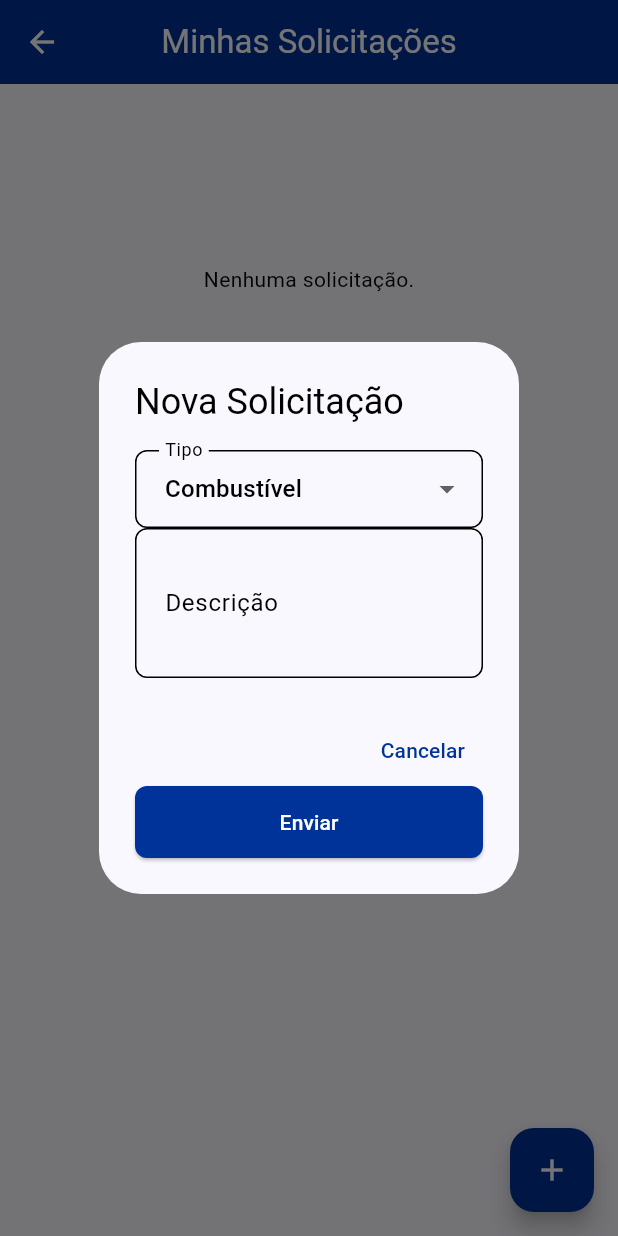
After one commit to tiagogontias/m45-app, a Flutter app: the SolicitacoesScreen screen opened by its route, after a tap on the "add" icon, on a phone screen of 412 x 824 dp. The commit adds this screen. Run offline on Flutter 3.47's test engine with Material 3 defaults, Android fonts, the phone set to English and light mode, and no system bars; our stand-ins replace connectivity_plus, get_it, hive; accounts and stored records are empty; network calls fail; Roboto replaces fonts that are missing (HankenGrotesk).

Commit message:
feat: Nucleo operacional completo - Solicitacoes, Dashboard, Agenda, Check-out, Participacao
Tarefa 1 - Solicitacoes:
- SolicitacaoModel com tipos (combustivel, material_grafico, adesivos, etc.)
- SolicitacoesScreen para militantes criar e listar solicitacoes
- SolicitacoesGestaoScreen para coordenadores aprovar/recusar/concluir

Tarefa 2 - Dashboard da Coordenacao:
- DashboardCoordenacaoScreen com indicadores agregados
- Total de equipes, militantes, eventos ativos, atividades, solicitacoes

Tarefa 3 - Agenda Unificada:
- AgendaScreen unifica eventos e atividades em lista cronologica
- Filtros: Todos, Eventos, Atividades

Tarefa 4 - Check-out:
- Botao de check-out na EventoDetalheScreen
- Valida que check-in foi feito antes do check-out

Tarefa 5 - Confirmacao de Participacao:
- Tabela participacoes_atividades
- Confirmar/Recusar/Pendente em atividades

Tarefa 8 - HomeScreen atualizada:
- Atalhos para Agenda, Solicitacoes, Dashboard (coordenadores)

```diff
--- a/lib/core/routes.dart
+++ b/lib/core/routes.dart
@@ -13,6 +13,8 @@ import '../screens/register_screen.dart';
 import '../screens/teams_screen.dart';
 import '../screens/atividades_screen.dart';
 import '../screens/materiais_screen.dart';
+import '../screens/solicitacoes_screen.dart';
+import '../screens/agenda_screen.dart';
 
 class AppRoutes {
   AppRoutes._();
@@ -29,6 +31,8 @@ class AppRoutes {
   static const String materiais = '/materiais';
   static const String teams = '/teams';
   static const String atividades = '/atividades';
+  static const String solicitacoes = '/solicitacoes';
+  static const String agenda = '/agenda';
 
   static Route<dynamic> generateRoute(RouteSettings settings) {
     switch (settings.name) {
@@ -63,6 +67,10 @@ class AppRoutes {
         return MaterialPageRoute(builder: (_) => const TeamsScreen());
       case atividades:
         return MaterialPageRoute(builder: (_) => const AtividadesScreen());
+      case solicitacoes:
+        return MaterialPageRoute(builder: (_) => const SolicitacoesScreen());
+      case agenda:
+        return MaterialPageRoute(builder: (_) => const AgendaScreen());
       default:
         return MaterialPageRoute(builder: (_) => const LoginScreen());
     }
--- /dev/null
+++ b/lib/models/solicitacao_model.dart
@@ -0,0 +1,45 @@
+class Solicitacao {
+  final String id;
+  final String tipo;
+  final String? descricao;
+  final String solicitanteId;
+  final DateTime? data;
+  final String status;
+  final String? resposta;
+  final String? equipeId;
+
+  Solicitacao({
+    required this.id,
+    required this.tipo,
+    this.descricao,
+    required this.solicitanteId,
+    this.data,
+    this.status = 'aberto',
+    this.resposta,
+    this.equipeId,
+  });
+
+  factory Solicitacao.fromJson(Map<String, dynamic> json) {
+    return Solicitacao(
+      id: json['id']?.toString() ?? '',
+      tipo: json['tipo']?.toString() ?? 'outros',
+      descricao: json['descricao']?.toString(),
+      solicitanteId: json['solicitante_id']?.toString() ?? '',
+      data: json['data'] != null ? DateTime.tryParse(json['data']) : null,
+      status: json['status']?.toString() ?? 'aberto',
+      resposta: json['resposta']?.toString(),
+      equipeId: json['equipe_id']?.toString(),
+    );
+  }
+
+  Map<String, dynamic> toJson() {
+    return {
+      'tipo': tipo,
+      'descricao': descricao,
+      'solicitante_id': solicitanteId,
+      'equipe_id': equipeId,
+      'status': status,
+      'resposta': resposta,
+    };
+  }
+}
--- /dev/null
+++ b/lib/screens/solicitacoes_screen.dart
@@ -0,0 +1,181 @@
+import 'package:flutter/material.dart';
+import 'package:get_it/get_it.dart';
+
+import '../models/solicitacao_model.dart';
+import '../models/user_model.dart';
+import '../services/local_storage_service.dart';
+import '../services/pocketbase_service.dart';
+
+class SolicitacoesScreen extends StatefulWidget {
+  const SolicitacoesScreen({super.key});
+
+  @override
+  State<SolicitacoesScreen> createState() => _SolicitacoesScreenState();
+}
+
+class _SolicitacoesScreenState extends State<SolicitacoesScreen> {
+  late Future<List<Solicitacao>> _future;
+  UserModel? _user;
+
+  @override
+  void initState() {
+    super.initState();
+    _loadUser();
+    _future = GetIt.instance<PocketBaseService>().getMinhasSolicitacoes();
+  }
+
+  void _loadUser() {
+    final user = GetIt.instance<LocalStorageService>().getUser();
+    setState(() => _user = user);
+  }
+
+  Future<void> _refresh() async {
+    setState(() {
+      _future = GetIt.instance<PocketBaseService>().getMinhasSolicitacoes();
+    });
+    await _future;
+  }
+
+  Future<void> _novaSolicitacao() async {
+    final tipo = TextEditingController();
+    final descricao = TextEditingController();
+
+    final confirm = await showDialog<bool>(
+      context: context,
+      builder: (context) {
+        return AlertDialog(
+          title: const Text('Nova Solicitação'),
+          content: SingleChildScrollView(
+            child: Column(
+              mainAxisSize: MainAxisSize.min,
+              children: [
+                DropdownButtonFormField<String>(
+                  decoration: const InputDecoration(labelText: 'Tipo'),
+                  value: 'combustivel',
+                  items: const [
+                    DropdownMenuItem(value: 'combustivel', child: Text('Combustível')),
+                    DropdownMenuItem(value: 'material_grafico', child: Text('Material Gráfico')),
+                    DropdownMenuItem(value: 'adesivos', child: Text('Adesivos')),
+                    DropdownMenuItem(value: 'faixas', child: Text('Faixas')),
+                    DropdownMenuItem(value: 'transporte', child: Text('Transporte')),
+                    DropdownMenuItem(value: 'reuniao', child: Text('Reunião')),
+                    DropdownMenuItem(value: 'outros', child: Text('Outros')),
+                  ],
+                  onChanged: (v) => tipo.text = v ?? 'combustivel',
+                ),
+                TextField(
+                  controller: descricao,
+                  decoration: const InputDecoration(labelText: 'Descrição'),
+                  maxLines: 3,
+                ),
+              ],
+            ),
+          ),
+          actions: [
+            TextButton(onPressed: () => Navigator.pop(context, false), child: const Text('Cancelar')),
+            ElevatedButton(onPressed: () => Navigator.pop(context, true), child: const Text('Enviar')),
+          ],
+        );
+      },
+    );
+
+    if (confirm != true) return;
+
+    try {
+      await GetIt.instance<PocketBaseService>().createSolicitacao({
+        'tipo': tipo.text,
+        'descricao': descricao.text.trim(),
+        'solicitante_id': _user?.id,
+      });
+      if (!mounted) return;
+      ScaffoldMessenger.of(context).showSnackBar(const SnackBar(content: Text('Solicitação enviada!')));
+      _refresh();
+    } catch (e) {
+      if (!mounted) return;
+      ScaffoldMessenger.of(context).showSnackBar(SnackBar(content: Text('Erro: $e')));
+    }
+  }
+
+  Color _getStatusColor(String status) {
+    switch (status) {
+      case 'aprovado':
+        return Colors.green;
+      case 'recusado':
+        return Colors.red;
+      case 'em_analise':
+        return Colors.orange;
+      case 'concluido':
+        return Colors.blue;
+      default:
+        return Colors.grey;
+    }
+  }
+
+  String _getStatusLabel(String status) {
+    switch (status) {
+      case 'aprovado':
+        return 'Aprovado';
+      case 'recusado':
+        return 'Recusado';
+      case 'em_analise':
+        return 'Em Análise';
+      case 'concluido':
+        return 'Concluído';
+      default:
+        return 'Aberto';
+    }
+  }
+
+  @override
+  Widget build(BuildContext context) {
+    return Scaffold(
+      appBar: AppBar(title: const Text('Minhas Solicitações')),
+      floatingActionButton: FloatingActionButton(
+        onPressed: _novaSolicitacao,
+        child: const Icon(Icons.add),
+        tooltip: 'Nova Solicitação',
+      ),
+      body: RefreshIndicator(
+        onRefresh: _refresh,
+        child: FutureBuilder<List<Solicitacao>>(
+          future: _future,
+          builder: (context, snapshot) {
+            final solicitacoes = snapshot.data ?? [];
+            if (snapshot.connectionState == ConnectionState.waiting) {
+              return const Center(child: CircularProgressIndicator());
+            }
+            if (solicitacoes.isEmpty) {
+              return ListView(
+                children: const [
+                  SizedBox(height: 120),
+                  Center(child: Text('Nenhuma solicitação.')),
+                ],
+              );
+            }
+            return ListView.builder(
+              padding: const EdgeInsets.all(16),
+              itemCount: solicitacoes.length,
+              itemBuilder: (context, index) {
+                final s = solicitacoes[index];
+                return Card(
+                  child: ListTile(
+                    leading: Icon(Icons.assignment, color: _getStatusColor(s.status)),
+                    title: Text(s.tipo.replaceAll('_', ' ').toUpperCase()),
+                    subtitle: Text(s.descricao ?? ''),
+                    trailing: Chip(
+                      label: Text(
+                        _getStatusLabel(s.status),
+                        style: const TextStyle(color: Colors.white, fontSize: 12),
+                      ),
+                      backgroundColor: _getStatusColor(s.status),
+                    ),
+                  ),
+                );
+              },
+            );
+          },
+        ),
+      ),
+    );
+  }
+}
```
Also changed, not shown: lib/screens/agenda_screen.dart (added, +115 -0 lines), lib/services/pocketbase_service.dart (+238 -0 lines).
